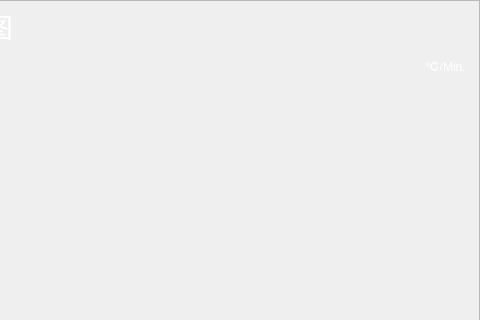
The window that hfIIMS/src/hftemperature.ui (lijingping/hfIIMS) describes before a commit, drawn with Qt 5; both pictures show x 157 to 637 and y 0 to 320 of the 637 by 474 pixel window.
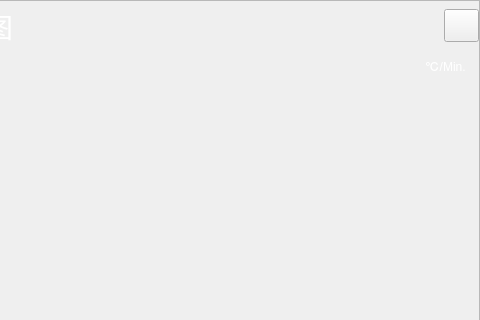
The same window after the commit. Icons and pictures are not drawn.

```diff
--- a/hfIIMS/src/hftemperature.ui
+++ b/hfIIMS/src/hftemperature.ui
@@ -80,7 +80,7 @@
       </widget>
      </item>
      <item>
-      <widget class="QLabel" name="set">
+      <widget class="QPushButton" name="temperature_set">
        <property name="minimumSize">
         <size>
          <width>35</width>
@@ -94,7 +94,7 @@
         </size>
        </property>
        <property name="styleSheet">
-        <string notr="true">image: url(:/img/set.png);</string>
+        <string notr="true">border-image: url(:/img/set.png);</string>
        </property>
        <property name="text">
         <string/>
```
